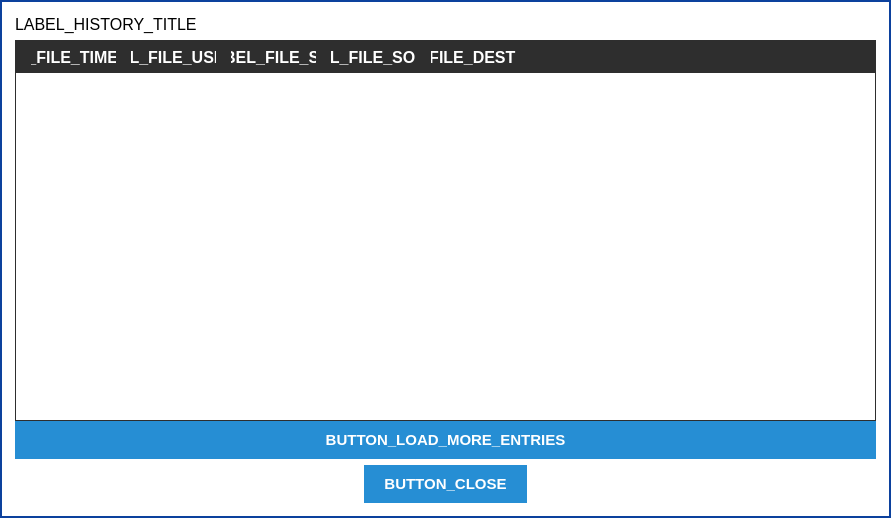
Scille/parsec-cloud, file parsec/core/gui/forms/file_history_dialog.ui: the form before one commit.
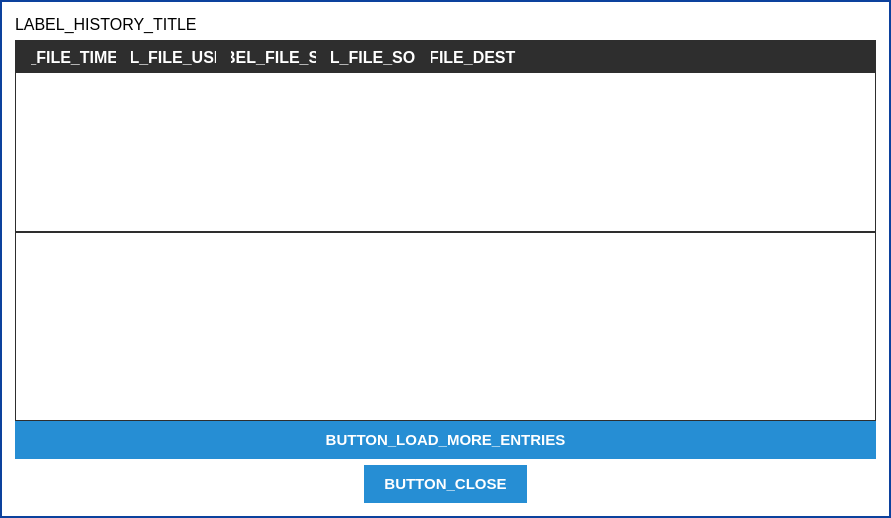
The form after the commit. Icons and pictures are not drawn. Custom widgets are drawn as their Qt base class.

Diff of the .ui file:
```diff
--- a/parsec/core/gui/forms/file_history_dialog.ui
+++ b/parsec/core/gui/forms/file_history_dialog.ui
@@ -59,6 +59,11 @@
 border: 1px solid rgb(46, 46, 46);
 }
 
+QFrame#spinner_frame
+{
+border: 1px solid rgb(46, 46, 46);
+}
+
 QScrollBar::handle:vertical
 {
 background: rgb(46, 46, 46);
@@ -334,6 +339,31 @@
           </column>
          </widget>
         </item>
+        <item>
+         <widget class="QFrame" name="spinner_frame">
+          <property name="sizePolicy">
+           <sizepolicy hsizetype="Expanding" vsizetype="Expanding">
+            <horstretch>0</horstretch>
+            <verstretch>0</verstretch>
+           </sizepolicy>
+          </property>
+          <widget class="QWidget" name="verticalLayoutWidget">
+           <property name="geometry">
+            <rect>
+             <x>0</x>
+             <y>0</y>
+             <width>321</width>
+             <height>101</height>
+            </rect>
+           </property>
+           <layout class="QVBoxLayout" name="spinner_layout">
+            <property name="sizeConstraint">
+             <enum>QLayout::SetNoConstraint</enum>
+            </property>
+           </layout>
+          </widget>
+         </widget>
+        </item>
         <item>
          <widget class="QPushButton" name="button_load_more_entries">
           <property name="text">
```
Left out of the diff: 2 changed lines with no effect on the pictures.
